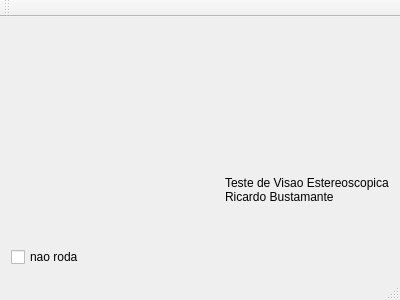
The window that QtVirtualReality/mainwindow.ui (RicardoBusta/bustamanprojects) describes before a commit, drawn with Qt 5.
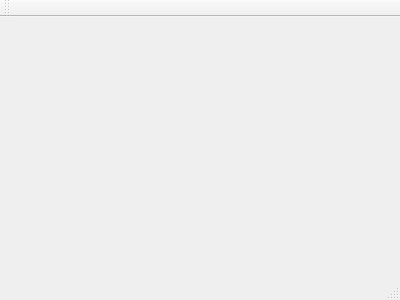
The same window after the commit.

What changed in the file:
```diff
--- a/QtVirtualReality/mainwindow.ui
+++ b/QtVirtualReality/mainwindow.ui
@@ -15,6 +15,12 @@
   </property>
   <widget class="QWidget" name="centralWidget">
    <layout class="QGridLayout" name="gridLayout">
+    <property name="margin">
+     <number>0</number>
+    </property>
+    <property name="spacing">
+     <number>0</number>
+    </property>
     <item row="1" column="0">
      <widget class="QWidget" name="gl1" native="true">
       <property name="sizePolicy">
@@ -25,14 +31,7 @@
       </property>
      </widget>
     </item>
-    <item row="5" column="0">
-     <widget class="QCheckBox" name="checkBox">
-      <property name="text">
-       <string>nao roda</string>
-      </property>
-     </widget>
-    </item>
-    <item row="3" column="0">
+    <item row="4" column="0">
      <layout class="QHBoxLayout" name="horizontalLayout">
       <item>
        <widget class="QLabel" name="glFinal">
@@ -48,12 +47,17 @@
        </widget>
       </item>
       <item>
-       <widget class="QLabel" name="label">
-        <property name="text">
-         <string>Teste de Visao Estereoscopica
-Ricardo Bustamante</string>
+       <spacer name="horizontalSpacer">
+        <property name="orientation">
+         <enum>Qt::Horizontal</enum>
         </property>
-       </widget>
+        <property name="sizeHint" stdset="0">
+         <size>
+          <width>40</width>
+          <height>20</height>
+         </size>
+        </property>
+       </spacer>
       </item>
      </layout>
     </item>
```
